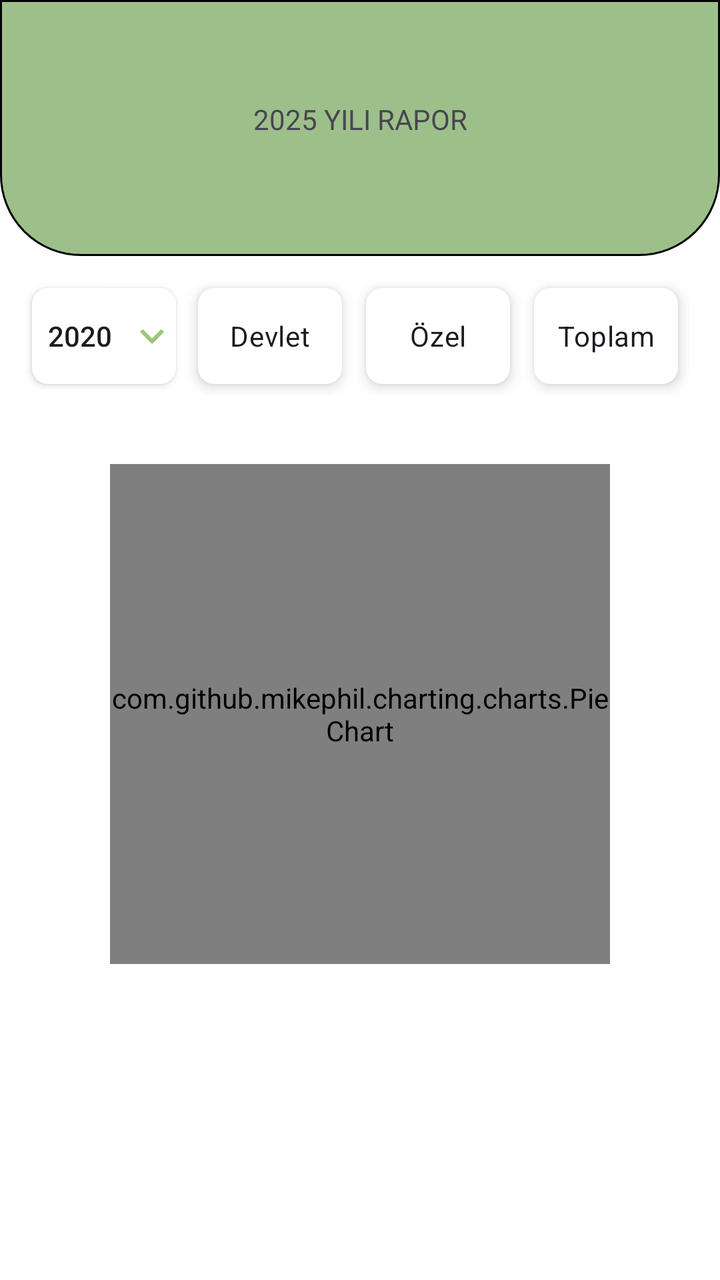
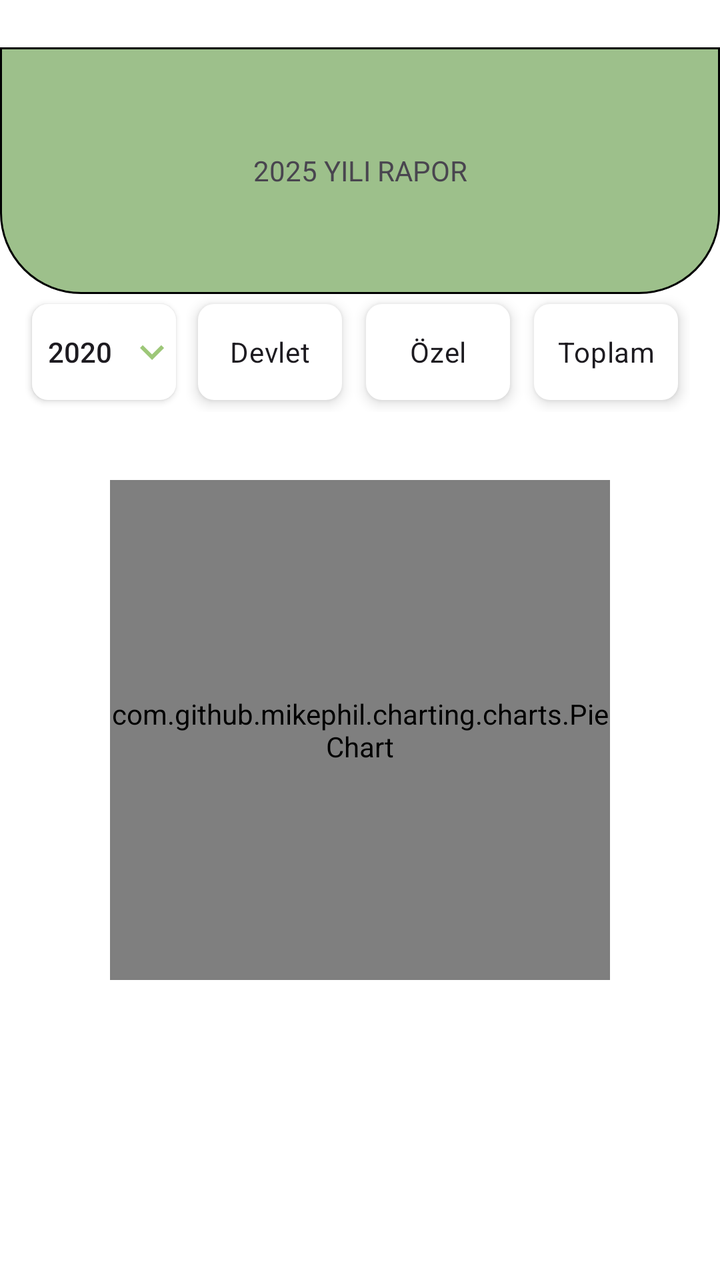

Before-and-after screenshots of an Android layout around one commit, followed by the original layout XML and the change that was made.
<!-- AndroidManifest.xml: application theme Theme.DesignExample -->
<!-- res/layout/fragment_birinci.xml -->
<?xml version="1.0" encoding="utf-8"?>
<androidx.constraintlayout.widget.ConstraintLayout xmlns:android="http://schemas.android.com/apk/res/android"
    xmlns:app="http://schemas.android.com/apk/res-auto"
    xmlns:tools="http://schemas.android.com/tools"
    android:layout_width="match_parent"
    android:layout_height="match_parent"
    android:background="@color/white"
    tools:context=".design.birinciFragment">


    <TextView
        android:id="@+id/baslikTextView"
        android:layout_width="match_parent"
        android:layout_height="0dp"
        android:background="@drawable/textview_background"
        android:padding="50dp"
        android:text="2025 YILI RAPOR"
        android:textAlignment="center"
        app:layout_constraintHeight_percent="0.2"
        tools:layout_editor_absoluteX="119dp" />

    <ScrollView
        android:id="@+id/scrollView3"
        android:layout_width="match_parent"
        android:layout_height="0dp"
        app:layout_constraintBottom_toBottomOf="parent"
        app:layout_constraintTop_toBottomOf="@+id/baslikTextView"
        tools:layout_editor_absoluteX="4dp">

        <androidx.constraintlayout.widget.ConstraintLayout
            android:layout_width="match_parent"
            android:layout_height="match_parent"
            android:orientation="vertical">

            <com.github.mikephil.charting.charts.PieChart
                android:id="@+id/pieChart"
                android:layout_width="250dp"
                android:layout_height="250dp"
                app:layout_constraintEnd_toEndOf="parent"
                app:layout_constraintStart_toStartOf="@+id/cardView2"
                app:layout_constraintTop_toBottomOf="@+id/cardView2" />

            <androidx.cardview.widget.CardView
                android:id="@+id/cardView2"
                android:layout_width="match_parent"
                android:layout_height="wrap_content"
                android:elevation="50dp"
                app:cardElevation="0dp"
                app:layout_constraintTop_toBottomOf="@+id/button">

                <androidx.recyclerview.widget.RecyclerView
                    android:id="@+id/bahceSecimRecyclerView"
                    android:layout_width="match_parent"
                    android:layout_height="wrap_content"
                    android:layout_margin="10dp"
                    android:orientation="horizontal"
                    android:padding="10dp" />
            </androidx.cardview.widget.CardView>

            <androidx.appcompat.widget.AppCompatButton
                android:id="@+id/button"
                android:layout_width="0dp"
                android:layout_height="wrap_content"
                android:layout_marginStart="16dp"
                android:layout_marginTop="16dp"
                android:background="@drawable/radio_button_selector"
                android:drawableEnd="@drawable/dropdown_icon"
                android:text="2020"
                app:layout_constraintStart_toStartOf="parent"
                app:layout_constraintTop_toTopOf="parent"
                app:layout_constraintWidth_percent="0.2" />

            <RadioGroup
                android:id="@+id/radioGroup2"
                android:layout_width="0dp"
                android:layout_height="wrap_content"
                android:layout_marginEnd="15dp"
                android:orientation="horizontal"
                app:layout_constraintBottom_toBottomOf="@+id/button"
                app:layout_constraintEnd_toEndOf="parent"
                app:layout_constraintTop_toTopOf="@+id/button"
                app:layout_constraintWidth_percent="0.70">

                <RadioButton
                    android:id="@+id/radioButton"
                    android:layout_width="0dp"
                    android:layout_height="wrap_content"
                    android:layout_margin="6dp"
                    android:layout_weight="1"
                    android:background="@drawable/radio_button_selector"
                    android:button="@null"
                    android:elevation="4dp"
                    android:padding="6dp"
                    android:text="Devlet"
                    android:textAlignment="center" />

                <RadioButton
                    android:id="@+id/radioButton2"
                    android:layout_width="0dp"
                    android:layout_height="wrap_content"
                    android:layout_margin="6dp"
                    android:layout_marginEnd="10dp"
                    android:layout_weight="1"
                    android:background="@drawable/radio_button_selector"
                    android:button="@null"
                    android:elevation="4dp"
                    android:padding="6dp"
                    android:text="Özel"
                    android:textAlignment="center" />

                <RadioButton
                    android:id="@+id/radioButton3"
                    android:layout_width="0dp"
                    android:layout_height="wrap_content"
                    android:layout_margin="6dp"
                    android:layout_marginEnd="10dp"
                    android:layout_weight="1"
                    android:background="@drawable/radio_button_selector"
                    android:button="@null"
                    android:elevation="4dp"
                    android:padding="6dp"
                    android:text="Toplam"
                    android:textAlignment="center" />
            </RadioGroup>



        </androidx.constraintlayout.widget.ConstraintLayout>
    </ScrollView>


</androidx.constraintlayout.widget.ConstraintLayout>
<!-- resources referenced by this layout -->
<resources>
  <color name="white">#FFFFFFFF</color>
  <!-- drawable dropdown_icon (drawable) -->
  <vector xmlns:android="http://schemas.android.com/apk/res/android" android:height="24dp" android:tint="#9DC778" android:viewportHeight="24" android:viewportWidth="24" android:width="24dp">
        
      <path android:fillColor="@android:color/white" android:pathData="M7.41,8.59L12,13.17l4.59,-4.58L18,10l-6,6 -6,-6 1.41,-1.41z"/>
      
  </vector>
  <!-- drawable radio_button_selector (drawable) -->
  <?xml version="1.0" encoding="utf-8"?>
  <selector xmlns:android="http://schemas.android.com/apk/res/android">
  
      <item android:state_checked="true">
          <shape android:shape="rectangle">
              <solid android:color="#E9FFBF"/>
              <corners android:radius="8dp"/>
          </shape>
      </item>
  
      <item android:state_checked="false">
          <shape android:shape="rectangle">
              <solid android:color="#FFFFFF"/>
              <corners android:radius="8dp"/>
          </shape>
      </item>
  
  
  </selector>
  <!-- drawable textview_background (drawable) -->
  <?xml version="1.0" encoding="utf-8"?>
  <shape xmlns:android="http://schemas.android.com/apk/res/android">
  
      <stroke
          android:width="1dp"
          android:color="@color/black"/>
      <solid
          android:color="@color/TextViewGreen"/>
      <padding
          android:left="1dp"
          android:right="1dp"
          android:top="1dp"
          android:bottom="1dp"/>
  
      <corners android:bottomLeftRadius="40dp"
              android:bottomRightRadius="40dp"/>
  
  
  
  </shape>
  <style name="Theme.DesignExample" parent="Base.Theme.DesignExample" />
  <color name="black">#FF000000</color>
  <color name="TextViewGreen">#9DC08B</color>
  <style name="Base.Theme.DesignExample" parent="Theme.Material3.DayNight.NoActionBar">
          
          
          <item name="android:statusBarColor">@color/black</item>
      </style>
</resources>

<!-- the commit's change to res/layout/fragment_birinci.xml (unified diff, before → after) -->
@@ -8,23 +8,11 @@
     tools:context=".design.birinciFragment">
 
 
-    <TextView
-        android:id="@+id/baslikTextView"
-        android:layout_width="match_parent"
-        android:layout_height="0dp"
-        android:background="@drawable/textview_background"
-        android:padding="50dp"
-        android:text="2025 YILI RAPOR"
-        android:textAlignment="center"
-        app:layout_constraintHeight_percent="0.2"
-        tools:layout_editor_absoluteX="119dp" />
-
     <ScrollView
         android:id="@+id/scrollView3"
         android:layout_width="match_parent"
         android:layout_height="0dp"
         app:layout_constraintBottom_toBottomOf="parent"
-        app:layout_constraintTop_toBottomOf="@+id/baslikTextView"
         tools:layout_editor_absoluteX="4dp">
 
         <androidx.constraintlayout.widget.ConstraintLayout
@@ -32,10 +20,24 @@
             android:layout_height="match_parent"
             android:orientation="vertical">
 
+            <TextView
+                android:id="@+id/baslikTextView"
+                android:layout_width="match_parent"
+                android:layout_height="0dp"
+                android:background="@drawable/textview_background"
+                android:gravity="center"
+                android:text="2025 YILI RAPOR"
+                android:textAlignment="center"
+                app:layout_constraintHeight_percent="0.2"
+                tools:layout_editor_absoluteX="119dp"
+                tools:layout_editor_absoluteY="2dp" />
+
             <com.github.mikephil.charting.charts.PieChart
                 android:id="@+id/pieChart"
                 android:layout_width="250dp"
                 android:layout_height="250dp"
+                android:layout_marginBottom="150dp"
+                app:layout_constraintBottom_toBottomOf="parent"
                 app:layout_constraintEnd_toEndOf="parent"
                 app:layout_constraintStart_toStartOf="@+id/cardView2"
                 app:layout_constraintTop_toBottomOf="@+id/cardView2" />
@@ -62,12 +64,12 @@
                 android:layout_width="0dp"
                 android:layout_height="wrap_content"
                 android:layout_marginStart="16dp"
-                android:layout_marginTop="16dp"
+                android:layout_marginTop="5dp"
                 android:background="@drawable/radio_button_selector"
                 android:drawableEnd="@drawable/dropdown_icon"
                 android:text="2020"
                 app:layout_constraintStart_toStartOf="parent"
-                app:layout_constraintTop_toTopOf="parent"
+                app:layout_constraintTop_toBottomOf="@+id/baslikTextView"
                 app:layout_constraintWidth_percent="0.2" />
 
             <RadioGroup
@@ -124,7 +126,6 @@
             </RadioGroup>
 
 
-
         </androidx.constraintlayout.widget.ConstraintLayout>
     </ScrollView>
 
